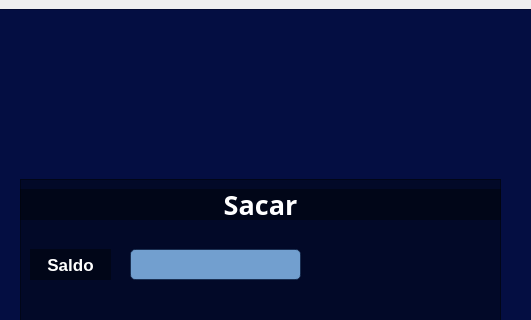
Qt form Telas/tela_saque.ui (David-Marcoss/POO2_Trabalho) before a commit; both pictures show x 209 to 740 and y 0 to 320 of the 900 by 748 pixel window.
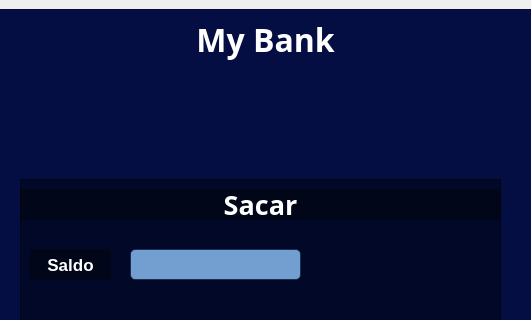
The same form after that commit. Icons and pictures are not drawn.

Patch:
```diff
--- a/Telas/tela_saque.ui
+++ b/Telas/tela_saque.ui
@@ -42,10 +42,10 @@
       <widget class="QLabel" name="label_2">
        <property name="geometry">
         <rect>
-         <x>360</x>
-         <y>20</y>
-         <width>201</width>
-         <height>131</height>
+         <x>380</x>
+         <y>50</y>
+         <width>141</width>
+         <height>111</height>
         </rect>
        </property>
        <property name="text">
@@ -281,6 +281,33 @@
         </property>
        </widget>
       </widget>
+      <widget class="QLabel" name="label_6">
+       <property name="geometry">
+        <rect>
+         <x>280</x>
+         <y>10</y>
+         <width>371</width>
+         <height>41</height>
+        </rect>
+       </property>
+       <property name="font">
+        <font>
+         <family>Sawasdee</family>
+         <pointsize>24</pointsize>
+         <weight>75</weight>
+         <bold>true</bold>
+        </font>
+       </property>
+       <property name="styleSheet">
+        <string notr="true">color: rgb(255, 255, 255);</string>
+       </property>
+       <property name="text">
+        <string>My Bank</string>
+       </property>
+       <property name="alignment">
+        <set>Qt::AlignCenter</set>
+       </property>
+      </widget>
      </widget>
     </item>
    </layout>
```
Left out of the diff: 2 changed lines with no effect on the pictures.
